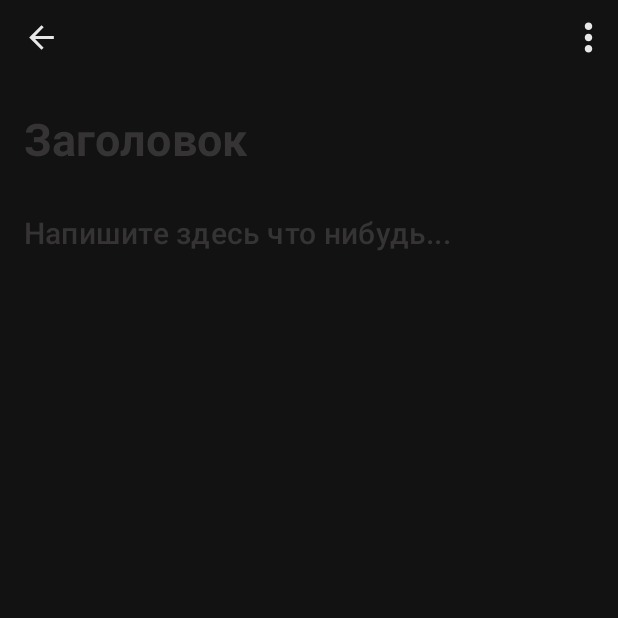
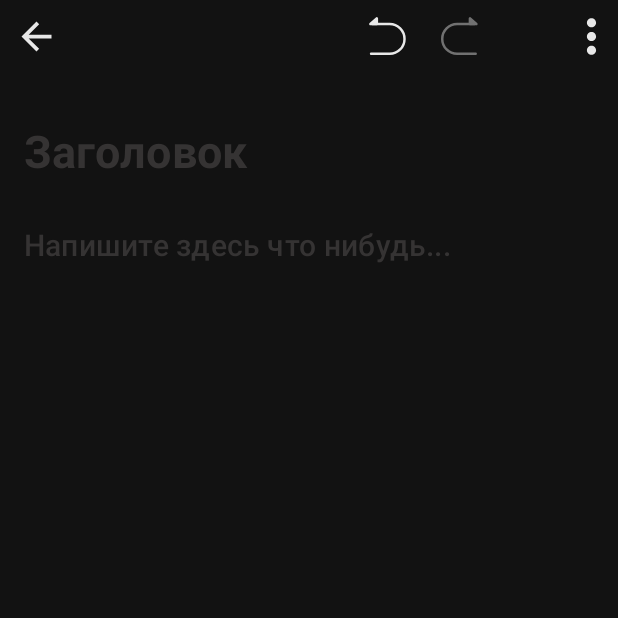
Before and after one commit to xXMRK888YTXx/PrivateNote, an Android app built with Jetpack Compose: the EditNoteScreen screen opened through its navigation route, on a phone screen of 412 x 824 dp, the top half of it. Run offline under Robolectric (Android 15) with nearby library versions, the phone set to English and light mode, and no system bars; our stand-ins replace Dagger/Hilt's generated code, Room's generated code.

Commit message:
Начало работы над откатом сохранений

```diff
--- /dev/null
+++ b/app/src/main/java/com/xxmrk888ytxx/privatenote/DI/InputHistoryManagerModule.kt
@@ -0,0 +1,16 @@
+package com.xxmrk888ytxx.privatenote.DI
+
+import com.xxmrk888ytxx.privatenote.InputHistoryManager.InputHistoryManager
+import dagger.Module
+import dagger.Provides
+import dagger.hilt.InstallIn
+import dagger.hilt.android.components.ViewModelComponent
+
+@Module
+@InstallIn(ViewModelComponent::class)
+class InputHistoryManagerModule {
+    @Provides
+    fun getInputHistoryManager() : InputHistoryManager {
+        return InputHistoryManager()
+    }
+}
--- a/app/src/main/java/com/xxmrk888ytxx/privatenote/Screen/EditNoteScreen/EditNoteScreen.kt
+++ b/app/src/main/java/com/xxmrk888ytxx/privatenote/Screen/EditNoteScreen/EditNoteScreen.kt
@@ -133,6 +133,9 @@ fun Toolbar(editNoteViewModel: editNoteViewModel,navController: NavController) {
     val isDropDownMenuShow = remember {
         editNoteViewModel.isDropDownMenuShow
     }
+    val isHaveChanges = remember {
+        editNoteViewModel.isHaveChanges
+    }
     val dropDownItemList = listOf(
         DropDownItem(stringResource(R.string.Encrypt_note), isEnable = !editNoteViewModel.isEncryptNote()) {
             if(editNoteViewModel.textField.value.isEmpty()&&editNoteViewModel.titleTextField.value.isEmpty()) {
@@ -150,43 +153,89 @@ fun Toolbar(editNoteViewModel: editNoteViewModel,navController: NavController) {
         DropDownItem(stringResource(R.string.Delete)){
             editNoteViewModel.removeNote(navController)
         },
-        DropDownItem(stringResource(R.string.cancel_changes),editNoteViewModel.isHavePrimaryVersion()) {
+        DropDownItem(stringResource(R.string.cancel_changes),isHaveChanges.value) {
             editNoteViewModel.notSaveChanges(navController)
         }
     )
+    val isUndoAvailable = remember {
+        mutableStateOf(true)
+    }
+    val isRedoAvailable = remember {
+        mutableStateOf(false)
+    }
+    val undoArrowColor = if(isUndoAvailable.value) PrimaryFontColor else PrimaryFontColor.copy(0.4f)
+    val redoArrowColor = if(isRedoAvailable.value) PrimaryFontColor else PrimaryFontColor.copy(0.4f)
     Row(
         Modifier
             .fillMaxWidth()
             .background(MainBackGroundColor),
         verticalAlignment = Alignment.CenterVertically,
         ) {
+        IconButton(
+            onClick = {
+                if (isHaveChanges.value)
+                    editNoteViewModel.dialogShowState.value = ShowDialogState.ExitDialog
+                else navController.navigateUp()
+            }
+        ) {
             Icon(
                 painter = painterResource(id = R.drawable.ic_back_arrow),
                 contentDescription = "Back Arrow",
                 modifier = Modifier
-                .background(MainBackGroundColor)
-                .clickable { editNoteViewModel.backToMainScreen(navController) }
-                .size(40.dp)
-                .padding(top = 10.dp, start = 15.dp),
+                    .size(30.dp),
                 tint = PrimaryFontColor
             )
+        }
+        Row(
+            horizontalArrangement = Arrangement.End,
+            verticalAlignment = Alignment.CenterVertically,
+            modifier = Modifier
+                .fillMaxWidth(0.9f)
+                .padding(end = 45.dp)
+        ) {
+            IconButton(
+                onClick = {
+
+                },
+                enabled = isUndoAvailable.value
+            ){
+                Icon(painter = painterResource(R.drawable.ic_undo_up),
+                    contentDescription = null,
+                    tint = undoArrowColor,
+                    modifier = Modifier.size(25.dp)
+                )
+            }
+            IconButton(
+                onClick = {
+
+                },
+                enabled = isRedoAvailable.value
+            ){
+                Icon(painter = painterResource(R.drawable.ic_redo_up),
+                    contentDescription = null,
+                    tint = redoArrowColor,
+                    modifier = Modifier.size(25.dp)
+                )
+            }
+        }
                Row(
                    Modifier.fillMaxWidth(),
                    verticalAlignment = Alignment.CenterVertically,
                    horizontalArrangement = Arrangement.End
                ) {
+                   IconButton(
+                       onClick = {
+                           isDropDownMenuShow.value = true
+                       }) {
                        Icon(
                            painter = painterResource(id = R.drawable.ic_dots),
                            contentDescription = "Dots",
                            modifier = Modifier
-                           .background(MainBackGroundColor)
-                           .clickable { isDropDownMenuShow.value = true }
-                           .size(40.dp)
-                           .padding(top = 10.dp),
+                               .size(40.dp),
                            tint = PrimaryFontColor
                        )
+                   }
                    Box(
-                       modifier = Modifier
                    ) {
                        DropdownMenu(expanded = isDropDownMenuShow.value,
                            onDismissRequest = { isDropDownMenuShow.value = false },
--- a/app/src/main/java/com/xxmrk888ytxx/privatenote/Screen/EditNoteScreen/editNoteViewModel.kt
+++ b/app/src/main/java/com/xxmrk888ytxx/privatenote/Screen/EditNoteScreen/editNoteViewModel.kt
@@ -7,6 +7,7 @@ import androidx.lifecycle.viewModelScope
 import androidx.navigation.NavController
 import com.xxmrk888ytxx.privatenote.DB.Entity.Note
 import com.xxmrk888ytxx.privatenote.Exception.FailedDecryptException
+import com.xxmrk888ytxx.privatenote.InputHistoryManager.InputHistoryManager
 import com.xxmrk888ytxx.privatenote.LifeCycleState
 import com.xxmrk888ytxx.privatenote.R
 import com.xxmrk888ytxx.privatenote.Repositories.NoteRepository
@@ -28,10 +29,12 @@ class editNoteViewModel @Inject constructor(
     private val noteRepository: NoteRepository,
     private val securityUtils: SecurityUtils,
     private val showToast: ShowToast,
-    private val lifeCycleState: MutableStateFlow<LifeCycleState>
+    private val lifeCycleState: MutableStateFlow<LifeCycleState>,
+    private val inputHistoryManager: InputHistoryManager
 ) : ViewModel() {
 
     init {
+        //Наблюдение за жизненым циклом
         viewModelScope.launch {
             lifeCycleState.collect() {
                 if(it == LifeCycleState.onPause) {
@@ -53,10 +56,11 @@ class editNoteViewModel @Inject constructor(
 
     private var note: Note = Note(title = "", text = "")
 
+    //режим сохранения заметки
     private val saveNoteState = mutableStateOf<SaveNoteState>(SaveNoteState.None)
 
     val isDropDownMenuShow = mutableStateOf(false)
-
+        //состояние показа диалоговых окон
     val dialogShowState = mutableStateOf<ShowDialogState>(ShowDialogState.None)
 
     private var notePassword:String? = null
@@ -65,16 +69,12 @@ class editNoteViewModel @Inject constructor(
 
     private var primaryNoteVersion:Note? = null
 
-
+        //сохроняет версию до изменений
     fun savePrimaryVersion(note: Note) {
         if(primaryNoteVersion != null) return
         primaryNoteVersion = note
     }
-
-    fun backToMainScreen(navController: NavController) {
-        navController.navigateUp()
-    }
-
+    //получает заметку из БД
     fun getNote(id:Int) {
         if(id != 0) {
             note = noteRepository.getNoteById(id).getData()
@@ -100,7 +100,7 @@ class editNoteViewModel @Inject constructor(
             }
         }
     }
-
+    //проверяет наличие изменений
     fun checkChanges() {
         viewModelScope.launch {
             if(!isHavePrimaryVersion()) return@launch
@@ -119,7 +119,7 @@ class editNoteViewModel @Inject constructor(
 
     val isHaveChanges = mutableStateOf(false)
     get() = field
-
+        //сохрание заметки(зависит от режима)
     fun saveNote() {
         GlobalScope.launch {
             when(saveNoteState.value) {
@@ -220,4 +220,13 @@ class editNoteViewModel @Inject constructor(
     fun getToast() = showToast
 
     fun isHavePrimaryVersion() = primaryNoteVersion != null
+
+    val isHaveUndo = mutableStateOf(false)
+    val isHaveRepo = mutableStateOf(false)
+    //проверяет есть ли возможность откатиться назад или вперёд
+    fun checkHistoryState() {
+        isHaveRepo.value = inputHistoryManager.isHaveRedo()
+        isHaveUndo.value = inputHistoryManager.isHaveUndo()
+    }
+
 }
--- /dev/null
+++ b/app/src/main/res/drawable/ic_redo_up.xml
@@ -0,0 +1,17 @@
+<vector xmlns:android="http://schemas.android.com/apk/res/android"
+    android:width="45dp"
+    android:height="46dp"
+    android:viewportWidth="45"
+    android:viewportHeight="46">
+  <path
+      android:pathData="M40.5,8.5L19.5,8.5C9.559,8.5 1.5,16.559 1.5,26.5V26.5C1.5,36.441 9.559,44.5 19.5,44.5H42"
+      android:strokeWidth="3"
+      android:fillColor="#00000000"
+      android:strokeColor="#000000"
+      android:strokeLineCap="round"/>
+  <path
+      android:pathData="M35.166,1.645C35.101,1.589 35,1.634 35,1.72V8.4C35,8.455 35.045,8.5 35.1,8.5H42.734C42.826,8.5 42.869,8.386 42.8,8.325L35.166,1.645Z"
+      android:strokeWidth="3"
+      android:fillColor="#000000"
+      android:strokeColor="#000000"/>
+</vector>
--- /dev/null
+++ b/app/src/main/res/drawable/ic_undo_up.xml
@@ -0,0 +1,17 @@
+<vector xmlns:android="http://schemas.android.com/apk/res/android"
+    android:width="45dp"
+    android:height="46dp"
+    android:viewportWidth="45"
+    android:viewportHeight="46">
+  <path
+      android:pathData="M4,8.5L25,8.5C34.941,8.5 43,16.559 43,26.5V26.5C43,36.441 34.941,44.5 25,44.5H2.5"
+      android:strokeWidth="3"
+      android:fillColor="#00000000"
+      android:strokeColor="#000000"
+      android:strokeLineCap="round"/>
+  <path
+      android:pathData="M9.334,1.645C9.399,1.589 9.5,1.634 9.5,1.72V8.4C9.5,8.455 9.455,8.5 9.4,8.5H1.766C1.674,8.5 1.631,8.386 1.7,8.325L9.334,1.645Z"
+      android:strokeWidth="3"
+      android:fillColor="#000000"
+      android:strokeColor="#000000"/>
+</vector>
```
Also changed, not shown: app/src/main/java/com/xxmrk888ytxx/privatenote/InputHistoryManager/inputHistoryManager.kt (added, +62 -0 lines). Lines whose indentation alone changed are shown as unchanged.
